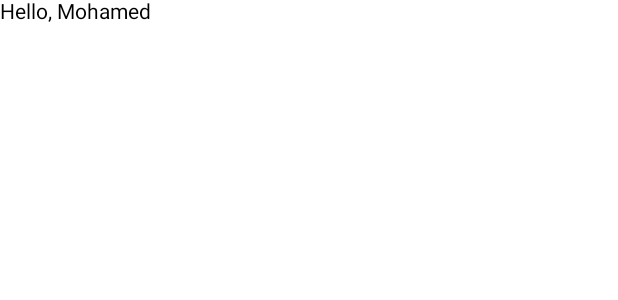
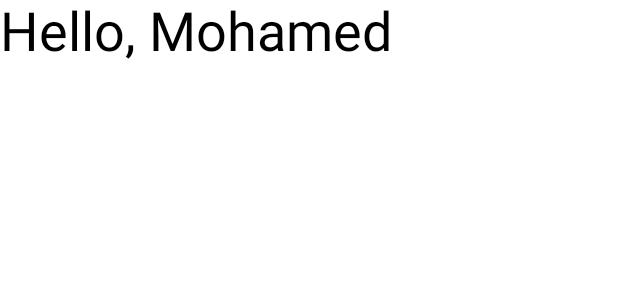
Before and after one commit to M7mdSh3banX/Learning-Jetpack-Compose, an Android app built with Jetpack Compose: the @Preview function PreviewHelloMessage, on a phone screen of 412 x 824 dp. Shown: the top 300 px of the screen. Run offline under Robolectric (Android 15) with nearby library versions, the phone set to English and light mode, and no system bars.

Commit message:
add style to text

```diff
--- a/app/src/main/java/com/shaban/jetpackcomposeapp1/composable/helloMessage.kt
+++ b/app/src/main/java/com/shaban/jetpackcomposeapp1/composable/helloMessage.kt
@@ -1,6 +1,7 @@
 package com.shaban.jetpackcomposeapp1.composable
 
 import androidx.compose.foundation.layout.padding
+import androidx.compose.material3.MaterialTheme
 import androidx.compose.material3.Text
 import androidx.compose.runtime.Composable
 import androidx.compose.ui.Modifier
@@ -8,7 +9,7 @@ import androidx.compose.ui.tooling.preview.Preview
 
 @Composable
 fun HelloMessage(name: String, modifier: Modifier) {
-    Text(text = "Hello, $name", modifier = modifier)
+    Text(text = "Hello, $name", modifier = modifier, style = MaterialTheme.typography.displaySmall)
 }
 
 @Composable
```
